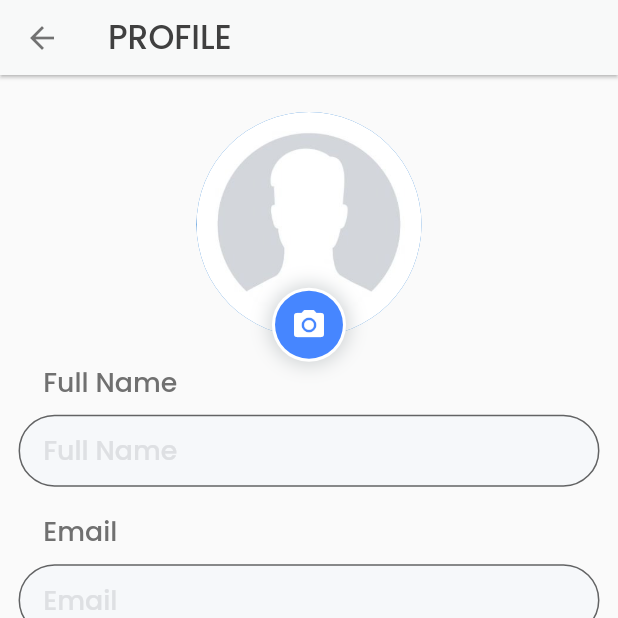
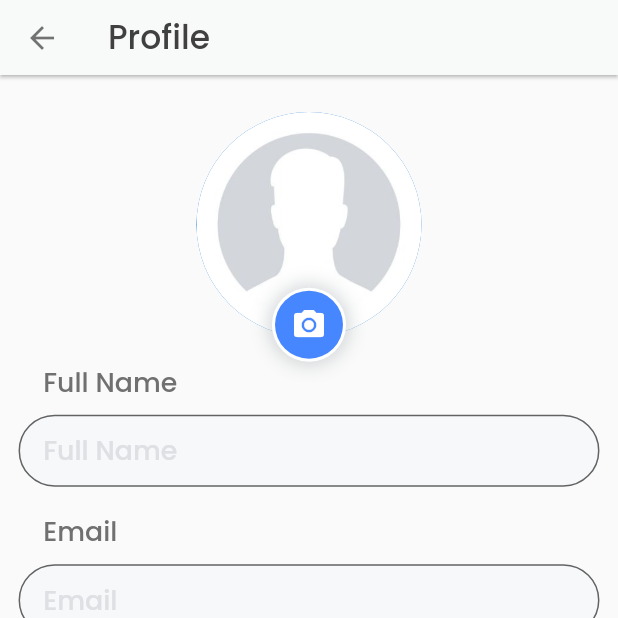
Before and after one commit to Yashil07/doctify_app, a Flutter app: the ProfileScreen screen opened directly, on a phone screen of 412 x 824 dp, the top half of it. Run offline on Flutter 3.47's test engine with Material 2 defaults, Android fonts, the phone set to English and light mode, and no system bars; our stand-ins replace cloud_firestore, firebase_auth, firebase_core, firebase_storage, flutter_rating_bar, flutter_secure_storage and 10 more; missing offline and left inert: dart:ffi; accounts and stored records are empty; statements that could not run were skipped; project files that could hold a hidden picture were left out.

Commit message:
10-10-22

```diff
--- a/lib/Views/Auth/profile_screen.dart
+++ b/lib/Views/Auth/profile_screen.dart
@@ -73,7 +73,7 @@ class _ProfileScreenState extends State<ProfileScreen> {
               appBar: const PreferredSize(
                 preferredSize: Size.fromHeight(50),
                 child: CustomAppBar(
-                  title: "PROFILE",
+                  title: "Profile",
                 ),
               ),
               body: SingleChildScrollView(
--- a/lib/Views/Profile/profile_setting_screen.dart
+++ b/lib/Views/Profile/profile_setting_screen.dart
@@ -93,13 +93,12 @@ class _ProfileSettingState extends State<ProfileSetting> {
                       Padding(
                         padding:  EdgeInsets.only(left: 5.0),
                         child: Container(
-
                           height:100,
                           width: 100,
                           decoration: BoxDecoration(
-                            shape: BoxShape.circle,
+                              shape: BoxShape.circle,
                               color: ColorUtils.skyBlueColor,
-image: DecorationImage(image: NetworkImage("${data.userModel?.profileImg}"),fit: BoxFit.cover)
+                              image: DecorationImage(image: NetworkImage("${data.userModel?.profileImg}"),fit: BoxFit.cover)
                             //more than 50% of width makes circle
                           ),
                           // child:data.userModel?.profileImg != null && data.userModel?.profileImg != "" ?
--- a/lib/Views/home/write_review_screen.dart
+++ b/lib/Views/home/write_review_screen.dart
@@ -1,7 +1,6 @@
 import 'package:flutter/material.dart';
 import 'package:flutter_rating_bar/flutter_rating_bar.dart';
 import 'package:sizer/sizer.dart';
-import 'package:smooth_star_rating_null_safety/smooth_star_rating_null_safety.dart';
 
 import '../../Utils/color_utils.dart';
 import '../../Utils/fontFamily_utils.dart';
--- a/pubspec.yaml
+++ b/pubspec.yaml
@@ -46,6 +46,7 @@ dependencies:
   line_icons: ^2.0.1
   get: ^4.6.1
   firebase_storage: ^10.3.10
+  flutter_rating_bar: ^4.0.1
 
 
 
```
Also changed, not shown: pubspec.lock.
